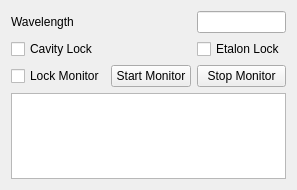
Before: the Qt Designer form Python/SolsTiS.ui in nanophotonics/optofluidics, drawn with Qt 5.
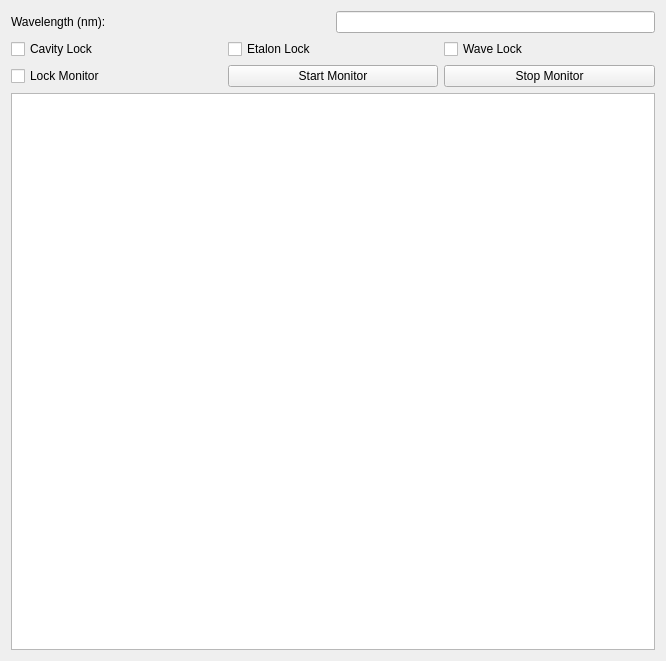
After: the same form once the commit is applied.

Commit message: Wavemeter Lock

```diff
--- a/Python/SolsTiS.ui
+++ b/Python/SolsTiS.ui
@@ -6,22 +6,36 @@
    <rect>
     <x>0</x>
     <y>0</y>
-    <width>190</width>
-    <height>190</height>
+    <width>666</width>
+    <height>661</height>
    </rect>
   </property>
   <property name="windowTitle">
    <string>Form</string>
   </property>
-  <layout class="QGridLayout" name="gridLayout">
-   <item row="8" column="2">
-    <widget class="QPushButton" name="pushButtonSolsTiSstopMonitor">
+  <layout class="QVBoxLayout" name="verticalLayout_3">
+   <item>
+    <layout class="QHBoxLayout" name="horizontalLayout">
+     <item>
+      <widget class="QLabel" name="labelSolsTiSWL">
+       <property name="sizePolicy">
+        <sizepolicy hsizetype="MinimumExpanding" vsizetype="Preferred">
+         <horstretch>0</horstretch>
+         <verstretch>0</verstretch>
+        </sizepolicy>
+       </property>
+       <property name="minimumSize">
+        <size>
+         <width>100</width>
+         <height>0</height>
+        </size>
+       </property>
      <property name="text">
-      <string>Stop Monitor</string>
+        <string>Wavelength (nm):</string>
      </property>
     </widget>
    </item>
-   <item row="0" column="2" rowspan="2">
+     <item>
     <widget class="QLineEdit" name="lineEditSolsTiSWL">
      <property name="inputMask">
       <string/>
@@ -34,21 +48,55 @@
      </property>
     </widget>
    </item>
-   <item row="0" column="0" rowspan="2" colspan="2">
-    <widget class="QLabel" name="labelSolsTiSWL">
-     <property name="text">
-      <string>Wavelength</string>
-     </property>
-    </widget>
+    </layout>
    </item>
-   <item row="3" column="0" rowspan="2" colspan="2">
+   <item>
+    <layout class="QGridLayout" name="gridLayout_4">
+     <item row="0" column="0">
     <widget class="QCheckBox" name="checkBoxSolsTiSCavityLock">
      <property name="text">
       <string>Cavity Lock</string>
      </property>
     </widget>
    </item>
-   <item row="9" column="0" colspan="3">
+     <item row="0" column="2">
+      <widget class="QCheckBox" name="checkBoxSolsTiSWaveLock">
+       <property name="text">
+        <string>Wave Lock</string>
+       </property>
+      </widget>
+     </item>
+     <item row="0" column="1">
+      <widget class="QCheckBox" name="checkBoxSolsTiSEtalonLock">
+       <property name="text">
+        <string>Etalon Lock</string>
+       </property>
+      </widget>
+     </item>
+     <item row="1" column="0">
+      <widget class="QCheckBox" name="checkBoxSolsTiSLockMonitor">
+       <property name="text">
+        <string>Lock Monitor</string>
+       </property>
+      </widget>
+     </item>
+     <item row="1" column="2">
+      <widget class="QPushButton" name="pushButtonSolsTiSstopMonitor">
+       <property name="text">
+        <string>Stop Monitor</string>
+       </property>
+      </widget>
+     </item>
+     <item row="1" column="1">
+      <widget class="QPushButton" name="pushButtonSolsTiSstatusMonitor">
+       <property name="text">
+        <string>Start Monitor</string>
+       </property>
+      </widget>
+     </item>
+    </layout>
+   </item>
+   <item>
     <widget class="QTableWidget" name="tableWidget">
      <property name="font">
       <font>
@@ -87,27 +135,6 @@
      <column/>
     </widget>
    </item>
-   <item row="8" column="1">
-    <widget class="QPushButton" name="pushButtonSolsTiSstatusMonitor">
-     <property name="text">
-      <string>Start Monitor</string>
-     </property>
-    </widget>
-   </item>
-   <item row="8" column="0">
-    <widget class="QCheckBox" name="checkBoxSolsTiSLockMonitor">
-     <property name="text">
-      <string>Lock Monitor</string>
-     </property>
-    </widget>
-   </item>
-   <item row="3" column="2" rowspan="2">
-    <widget class="QCheckBox" name="checkBoxSolsTiSEtalonLock">
-     <property name="text">
-      <string>Etalon Lock</string>
-     </property>
-    </widget>
-   </item>
   </layout>
  </widget>
  <resources/>
```
Lines whose indentation alone changed are shown as unchanged. The commit also changes 1 other file.
